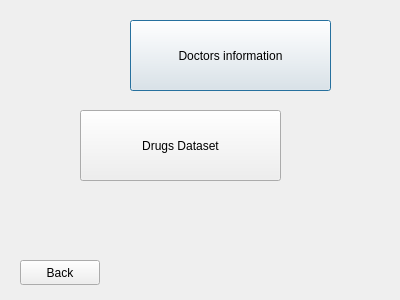
The window that admin_welcome_page.ui (itsMahdi/clinic) describes before a commit, drawn with Qt 5.
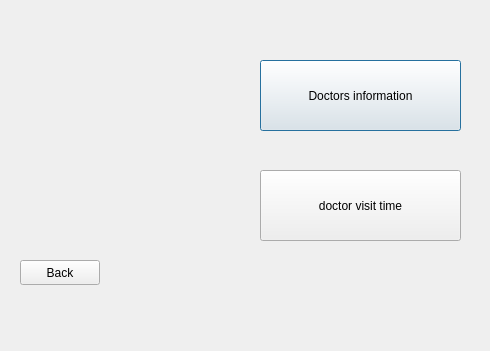
The same window after the commit.

Commit message: admin part changed

Patch:
```diff
--- a/admin_welcome_page.ui
+++ b/admin_welcome_page.ui
@@ -6,8 +6,8 @@
    <rect>
     <x>0</x>
     <y>0</y>
-    <width>400</width>
-    <height>300</height>
+    <width>490</width>
+    <height>351</height>
    </rect>
   </property>
   <property name="windowTitle">
@@ -16,8 +16,8 @@
   <widget class="QPushButton" name="pushButton_doctor_info">
    <property name="geometry">
     <rect>
-     <x>130</x>
-     <y>20</y>
+     <x>260</x>
+     <y>60</y>
      <width>201</width>
      <height>71</height>
     </rect>
@@ -29,14 +29,14 @@
   <widget class="QPushButton" name="pushButton_drug">
    <property name="geometry">
     <rect>
-     <x>80</x>
-     <y>110</y>
+     <x>260</x>
+     <y>170</y>
      <width>201</width>
      <height>71</height>
     </rect>
    </property>
    <property name="text">
-    <string>Drugs Dataset</string>
+    <string>doctor visit time</string>
    </property>
   </widget>
   <widget class="QPushButton" name="pushButton_back">
```
Left out of the diff: 2 changed lines with no effect on the pictures. The commit also changes 10 other files.
